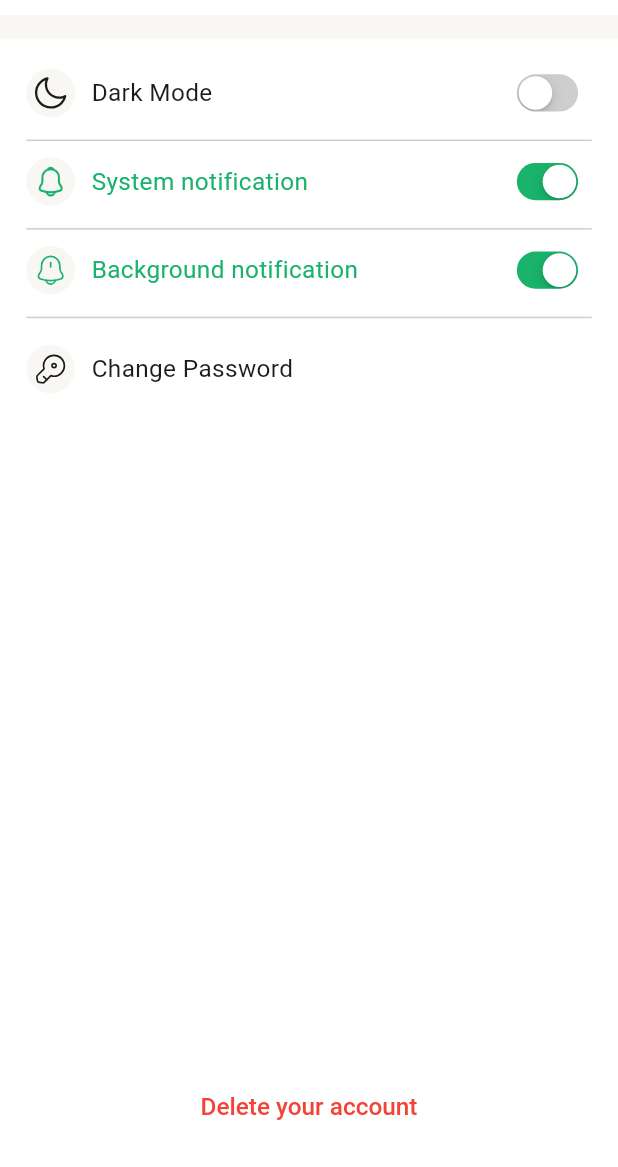
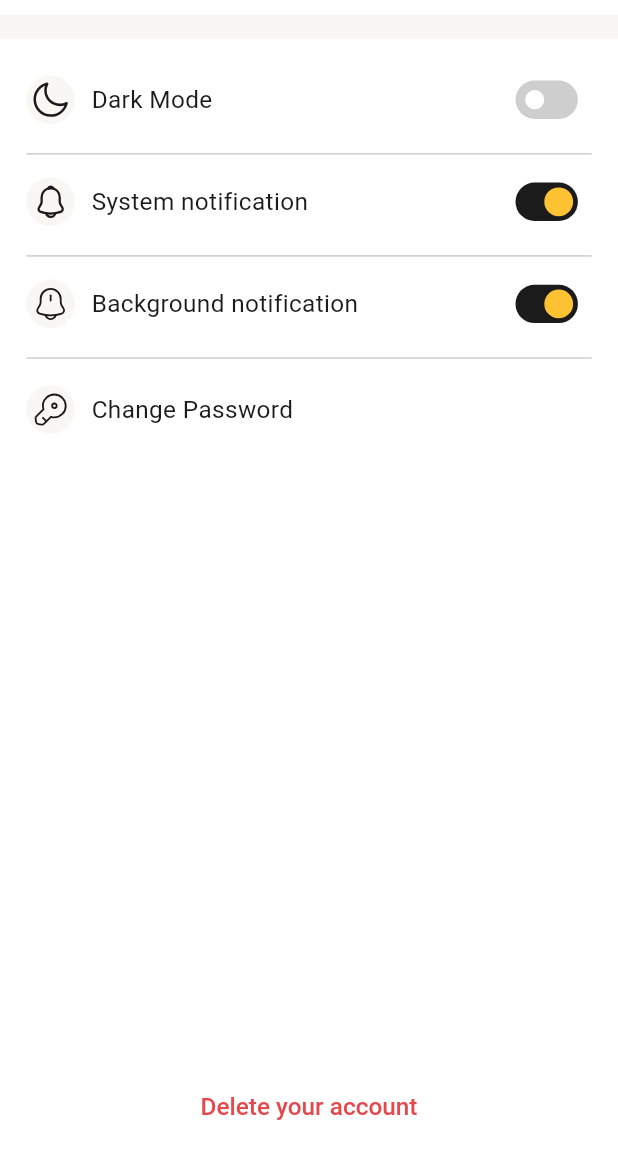
Before and after one commit to SamiMadane/doghree-rider, a Flutter app: the SettingScreen screen opened by its route, on a phone screen of 412 x 824 dp, the part 69-1236 px from its top. Run offline on Flutter 3.47's test engine with Material 3 defaults, Android fonts, the phone set to English and light mode, and no system bars; our stand-ins replace audioplayers, cached_network_image, camera, connectivity_plus, country_code_picker, dotted_border and 25 more; missing offline and left inert: flutter_foreground_task, flutter_inappwebview, just_the_tooltip, phone_numbers_parser, vector_map_tiles, vector_map_tiles_pmtiles and 1 more; accounts and stored records are empty; project files that could hold a hidden picture were left out.

Commit message:
feat(ui): unify switches with brand switch and restyle settings screen

```diff
--- /dev/null
+++ b/lib/common/widgets/custom_switch.dart
@@ -0,0 +1,33 @@
+import 'package:flutter/material.dart';
+
+class CustomSwitch extends StatelessWidget {
+  final bool value;
+  final ValueChanged<bool>? onChanged;
+
+  const CustomSwitch({super.key, required this.value, required this.onChanged});
+
+  @override
+  Widget build(BuildContext context) {
+    final ThemeData theme = Theme.of(context);
+    final ColorScheme cs = theme.colorScheme;
+    final bool isDark = theme.brightness == Brightness.dark;
+
+    final Color onTrack = isDark ? cs.primary : cs.onSurface;
+    final Color onThumb = isDark ? cs.onPrimary : cs.primary;
+
+    return Switch(
+      value: value,
+      onChanged: onChanged,
+      thumbColor: WidgetStateProperty.resolveWith<Color>(
+        (states) =>
+            states.contains(WidgetState.selected) ? onThumb : theme.cardColor,
+      ),
+      trackColor: WidgetStateProperty.resolveWith<Color>(
+        (states) =>
+            states.contains(WidgetState.selected) ? onTrack : cs.outline,
+      ),
+      trackOutlineColor:
+          const WidgetStatePropertyAll<Color>(Colors.transparent),
+    );
+  }
+}
--- a/lib/features/profile/widgets/profile_button_widget.dart
+++ b/lib/features/profile/widgets/profile_button_widget.dart
@@ -1,9 +1,7 @@
+import 'package:doghree_rider/common/widgets/custom_switch.dart';
 import 'package:flutter/cupertino.dart';
 import 'package:flutter/material.dart';
 import 'package:flutter_svg/svg.dart';
-import 'package:get/get.dart';
-import 'package:get/get_core/src/get_main.dart';
-import 'package:doghree_rider/util/app_constants.dart';
 import 'package:doghree_rider/util/dimensions.dart';
 import 'package:doghree_rider/util/manager_assets.dart';
 import 'package:doghree_rider/util/manager_colors.dart';
@@ -19,7 +17,7 @@ class ProfileButtonWidget extends StatelessWidget {
   final bool showTrailing;
   final Color? titleColor;
   final Color? iconColor;
-  final Widget? trailingWidget; // مكون اختياري قبل السهم
+  final Widget? trailingWidget;
 
   const ProfileButtonWidget({
     super.key,
@@ -36,102 +34,69 @@ class ProfileButtonWidget extends StatelessWidget {
 
   @override
   Widget build(BuildContext context) {
-    final customColor = Theme.of(context).extension<CustomColorsExtension>()!;
-    var isArabic =
-        Get.locale?.languageCode == AppConstants.languages[1].languageCode;
+    final theme = Theme.of(context);
+    final scheme = theme.colorScheme;
+    final customColor = theme.extension<CustomColorsExtension>()!;
+    final bool rtl = Directionality.of(context) == TextDirection.rtl;
+
+    final Color ink = theme.textTheme.bodyMedium!.color!;
+    final Color resolvedIcon = iconColor ?? ink;
+    final Color resolvedTitle = titleColor ?? ink;
 
     return InkWell(
       onTap: isButtonActive == null ? onTap : null,
       child: Container(
-        decoration: BoxDecoration(
-          color: Theme.of(context).cardColor,
-        ),
+        decoration: BoxDecoration(color: theme.cardColor),
         child: Row(
           children: [
-            // أيقونة داخل دائرة
             CircleAvatar(
               radius: Dimensions.r16,
-              backgroundColor: Theme.of(context).scaffoldBackgroundColor,
+              backgroundColor: theme.scaffoldBackgroundColor,
               child: SizedBox(
-                width: 22,
-                height: 22,
+                width: Dimensions.w22,
+                height: Dimensions.w22,
                 child: iconData != null
-                    ? Icon(
-                        iconData,
-                        size: 22,
-                        color: iconColor ??
-                            ((isButtonActive == null)
-                                ? Theme.of(context).textTheme.bodyMedium!.color
-                                : (isButtonActive!
-                                    ? ManagerColors.darkGreen
-                                    : Theme.of(context)
-                                        .textTheme
-                                        .bodyMedium!
-                                        .color)),
-                      )
+                    ? Icon(iconData, size: Dimensions.w22, color: resolvedIcon)
                     : SvgPicture.asset(
                         svgPath!,
-                        width: 22,
-                        height: 22,
-                        color: iconColor ??
-                            ((isButtonActive == null)
-                                ? Theme.of(context).textTheme.bodyMedium!.color
-                                : (isButtonActive!
-                                    ? ManagerColors.darkGreen
-                                    : Theme.of(context)
-                                        .textTheme
-                                        .bodyMedium!
-                                        .color)),
+                        width: Dimensions.w22,
+                        height: Dimensions.w22,
+                        colorFilter:
+                            ColorFilter.mode(resolvedIcon, BlendMode.srcIn),
                       ),
               ),
             ),
             SizedBox(width: Dimensions.w10),
-
-            // النص
             Expanded(
               child: Text(
                 title,
                 style: textRegular().copyWith(
                   fontSize: Dimensions.fs16,
-                  color: titleColor ??
-                      (isButtonActive == true
-                          ? ManagerColors.darkGreen
-                          : Theme.of(context).textTheme.bodyMedium!.color),
+                  color: resolvedTitle,
                 ),
               ),
             ),
-
-            // المكون الاختياري قبل السهم
             if (trailingWidget != null) ...[
               trailingWidget!,
               SizedBox(width: Dimensions.w10),
             ],
-
-            // السهم أو السويتش
             if (showTrailing)
               isButtonActive != null
                   ? Transform.scale(
                       scale: 0.8,
-                      child: CupertinoSwitch(
+                      child: CustomSwitch(
                         value: isButtonActive!,
-                        onChanged: (bool? value) => onTap(),
-                        activeTrackColor: ManagerColors.darkGreen,
-                        inactiveTrackColor: customColor.strock2,
+                        onChanged: (_) => onTap(),
                       ),
                     )
-                  : isArabic
-                      ? SvgPicture.asset(
-                          ManagerAssets.arrowBackIcon,
-                          height: 22,
-                          width: 22,
-                          color: Theme.of(context).textTheme.bodyMedium!.color,
-                        )
-                      : SvgPicture.asset(
-                          ManagerAssets.arrowRightIcon,
-                          height: 22,
-                          width: 22,
-                          color: Theme.of(context).textTheme.bodyMedium!.color,
-                        ),
+                  : SvgPicture.asset(
+                      rtl
+                          ? ManagerAssets.arrowBackIcon
+                          : ManagerAssets.arrowRightIcon,
+                      height: Dimensions.w22,
+                      width: Dimensions.w22,
+                      colorFilter: ColorFilter.mode(ink, BlendMode.srcIn),
+                    ),
           ],
         ),
       ),
```
Also changed, not shown: lib/features/home/widgets/online_status_section.dart (+2 -17 lines), lib/features/profile/screens/setting_screen.dart (+72 -75 lines).
